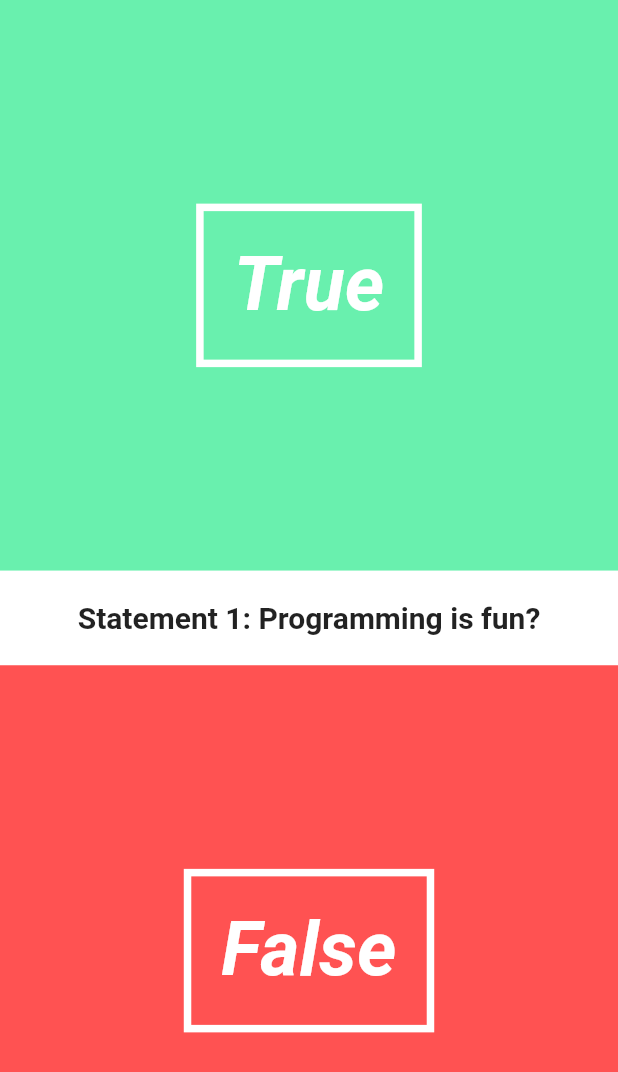
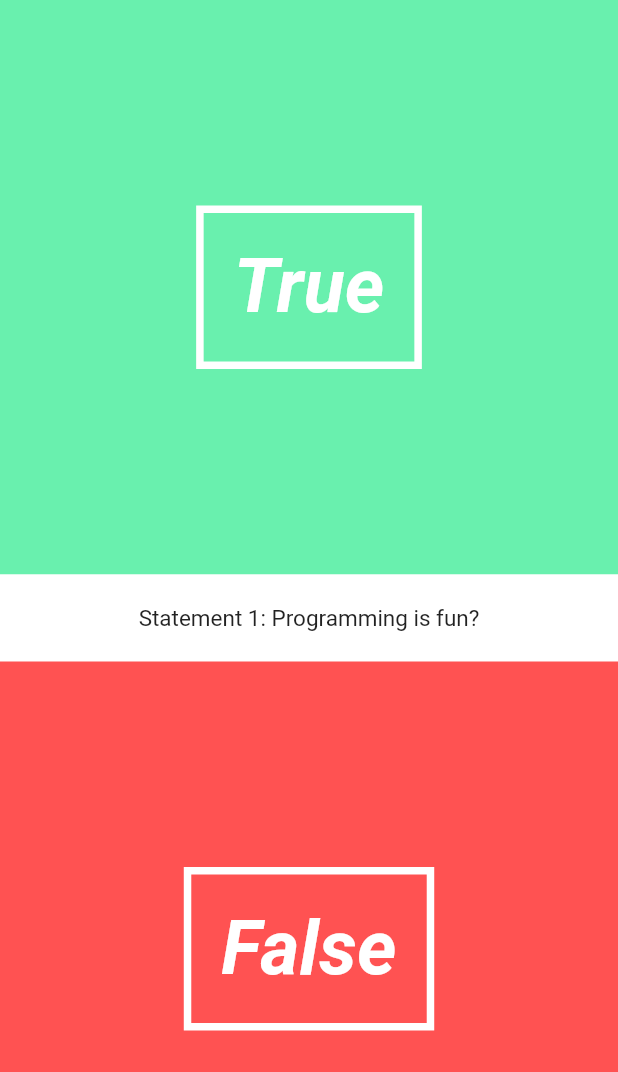
Before and after one commit to tclu82/quiz, a Flutter app: the screen it shows after launch, on a phone screen of 412 x 824 dp. Shown: the top 1072 px of the screen. Run offline on Flutter 3.47's test engine with Material 2 defaults, Android fonts, the phone set to English and light mode, and no system bars.

Commit message:
Implement animation for quiz pop up

```diff
--- a/lib/view/question_text.dart
+++ b/lib/view/question_text.dart
@@ -12,7 +12,25 @@ class QuestionText extends StatefulWidget {
   State<StatefulWidget> createState() => new QuestionTextState();
 }
 
-class QuestionTextState extends State<QuestionText> {
+class QuestionTextState extends State<QuestionText> with SingleTickerProviderStateMixin {
+  // 0, 0.1, 0.2, ..., 1
+  Animation<double> _fontSizeAnimation;
+
+  AnimationController _fontSizeAnimationController;
+
+  @override
+    void initState() {
+      super.initState();
+
+      _fontSizeAnimationController =
+      new AnimationController(duration: new Duration(milliseconds: 500), vsync: this);
+
+      _fontSizeAnimation = new CurvedAnimation(parent: _fontSizeAnimationController, curve: Curves.bounceOut);
+      _fontSizeAnimation.addListener(() => this.setState(() => {}));
+      _fontSizeAnimationController.forward();
+    }
+
+
   @override
   Widget build(BuildContext context) {
     return new Material(
@@ -23,7 +41,8 @@ class QuestionTextState extends State<QuestionText> {
         child: new Center(
           child: new Text(
             "Statement " + widget._questionNumber.toString() + ": " + widget._quesiton,
-            style: new TextStyle(fontSize: 20.0, fontWeight: FontWeight.bold),
+            // update font size with the animation
+            style: new TextStyle(fontSize: _fontSizeAnimation.value * 15),
           ),
         ),
       ),
```
